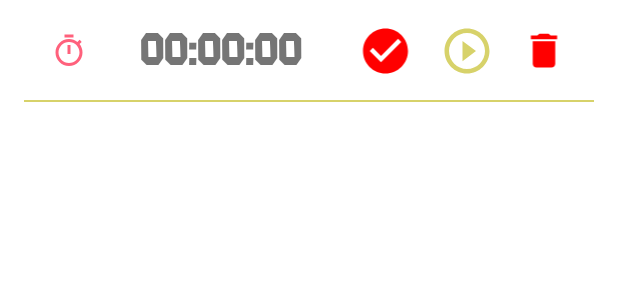
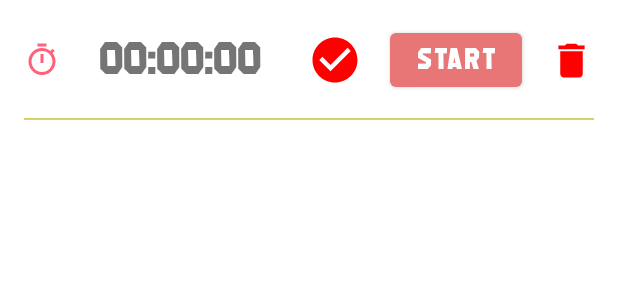
Before and after one commit to Anton-Pankratov/Pomodoro, an Android app: the layout item_timer.xml on its own in the app's theme, with its tools: preview values and no code run, on a phone screen of 412 x 824 dp. Shown: the top 300 px of the screen. Run offline under Robolectric (Android 15) with nearby library versions, the phone set to English and light mode, and no system bars.

Commit message:
feat: add timer logic

```diff
--- a/app/src/main/java/com/rsschool/pomodoro/presentation/adapter/ViewHolders.kt
+++ b/app/src/main/java/com/rsschool/pomodoro/presentation/adapter/ViewHolders.kt
@@ -23,7 +23,7 @@ class TimerViewHolder(
     fun bind(timer: ShowTimer?) {
         binding.apply {
             timeText.setTime(timer)
-            timerOnOffBtn.setOnControlBtnClick(timer)
+            timerControlBtn.setOnControlBtnClick(timer)
             deleteTimerBtn.setOnDeleteBtnClick(timer)
             indicatorIcon
             progressView
@@ -34,7 +34,7 @@ class TimerViewHolder(
         text = timer?.setFormatTime()
     }
 
-    private fun ImageView.setOnControlBtnClick(timer: ShowTimer?) {
+    private fun MaterialButton.setOnControlBtnClick(timer: ShowTimer?) {
         setOnClickListener {
             listener?.onControlClick(timer)
         }
--- a/app/src/main/java/com/rsschool/pomodoro/utils/extensions.kt
+++ b/app/src/main/java/com/rsschool/pomodoro/utils/extensions.kt
@@ -16,7 +16,7 @@ fun Context.toDp(value: Int) =
     (value * resources.displayMetrics.density + 0.5f).roundToInt()
 
 fun ShowTimer.setFormatTime() =
-    "${hours?.format()}:${minutes?.format()}:${seconds?.format()}"
+    "${hours?.format()} : ${minutes?.format()} : ${seconds?.format()}"
 
 fun SelectTimeEntity.setFormatTime() =
     "${hours.format()}:${minutes.format()}:${seconds.format()}"
--- a/app/src/main/res/layout/item_timer.xml
+++ b/app/src/main/res/layout/item_timer.xml
@@ -1,15 +1,16 @@
 <?xml version="1.0" encoding="utf-8"?>
-<LinearLayout xmlns:android="http://schemas.android.com/apk/res/android"
+<androidx.constraintlayout.widget.ConstraintLayout xmlns:android="http://schemas.android.com/apk/res/android"
+    xmlns:app="http://schemas.android.com/apk/res-auto"
     xmlns:tools="http://schemas.android.com/tools"
     android:layout_width="match_parent"
     android:layout_height="wrap_content"
-    android:paddingTop="16dp"
-    android:paddingBottom="16dp"
     android:layout_marginStart="16dp"
     android:layout_marginEnd="16dp"
     android:background="@drawable/bg_item_bottom_edge"
     android:gravity="center_vertical"
-    android:orientation="horizontal">
+    android:orientation="horizontal"
+    android:paddingTop="16dp"
+    android:paddingBottom="16dp">
 
     <ImageView
         android:id="@+id/indicator_icon"
@@ -17,7 +18,17 @@
         android:layout_height="wrap_content"
         android:layout_weight="1"
         android:contentDescription="@null"
+        app:layout_constraintBottom_toBottomOf="parent"
+        app:layout_constraintStart_toStartOf="parent"
+        app:layout_constraintTop_toTopOf="parent"
         tools:src="@drawable/ic_timer_on_indicator" />
+
+    <androidx.constraintlayout.widget.Guideline
+        android:id="@+id/guideline_left"
+        android:layout_width="wrap_content"
+        android:layout_height="wrap_content"
+        android:orientation="vertical"
+        app:layout_constraintGuide_percent="0.1"/>
 
     <com.google.android.material.textview.MaterialTextView
         android:id="@+id/time_text"
@@ -27,7 +38,18 @@
         android:fontFamily="@font/machine_gunk"
         android:gravity="center_horizontal"
         android:textSize="30sp"
+        app:layout_constraintTop_toTopOf="parent"
+        app:layout_constraintBottom_toBottomOf="parent"
+        app:layout_constraintStart_toEndOf="@id/guideline_left"
+        app:layout_constraintEnd_toStartOf="@id/guideline_right"
         tools:text="00:00:00" />
+
+    <androidx.constraintlayout.widget.Guideline
+        android:id="@+id/guideline_right"
+        android:layout_width="wrap_content"
+        android:layout_height="wrap_content"
+        android:orientation="vertical"
+        app:layout_constraintGuide_percent="0.45"/>
 
     <ImageView
         android:id="@+id/progress_view"
@@ -35,14 +57,25 @@
         android:layout_height="wrap_content"
         android:layout_weight="1"
         android:contentDescription="@null"
-        android:src="@drawable/ic_mock_progress" />
+        android:src="@drawable/ic_mock_progress"
+        app:layout_constraintTop_toTopOf="parent"
+        app:layout_constraintEnd_toStartOf="@id/timer_control_btn"
+        app:layout_constraintBottom_toBottomOf="parent"
+        app:layout_constraintStart_toEndOf="@id/guideline_right"/>
 
-    <ImageView
-        android:id="@+id/timer_on_off_btn"
+    <com.google.android.material.button.MaterialButton
+        android:id="@+id/timer_control_btn"
         android:layout_width="wrap_content"
         android:layout_height="wrap_content"
+        android:layout_weight="1"
         android:elevation="6dp"
-        android:background="@drawable/ic_timer_play"/>
+        android:fontFamily="@font/machine_gunk"
+        android:text="@string/button_start"
+        app:layout_constraintTop_toTopOf="parent"
+        app:layout_constraintBottom_toBottomOf="parent"
+        app:layout_constraintEnd_toStartOf="@id/delete_timer_btn"
+        app:layout_constraintStart_toEndOf="@id/progress_view"
+        android:textSize="20sp" />
 
     <ImageView
         android:id="@+id/delete_timer_btn"
@@ -50,5 +83,8 @@
         android:layout_height="wrap_content"
         android:layout_weight="1"
         android:contentDescription="@null"
+        app:layout_constraintTop_toTopOf="parent"
+        app:layout_constraintBottom_toBottomOf="parent"
+        app:layout_constraintEnd_toEndOf="parent"
         android:src="@drawable/ic_timer_delete" />
-</LinearLayout>
+</androidx.constraintlayout.widget.ConstraintLayout>
```
Also changed, not shown: app/src/main/java/com/rsschool/pomodoro/presentation/PomodoroActivity.kt (+6 -4 lines), app/src/main/java/com/rsschool/pomodoro/presentation/PomodoroViewModel.kt (+49 -16 lines).
